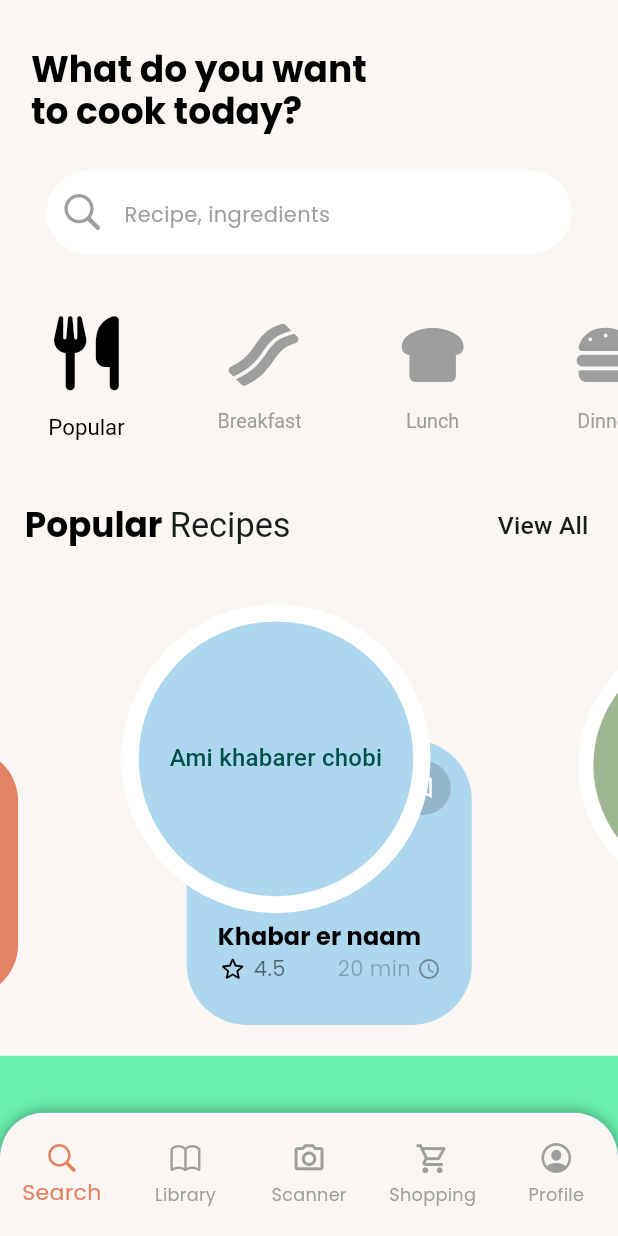
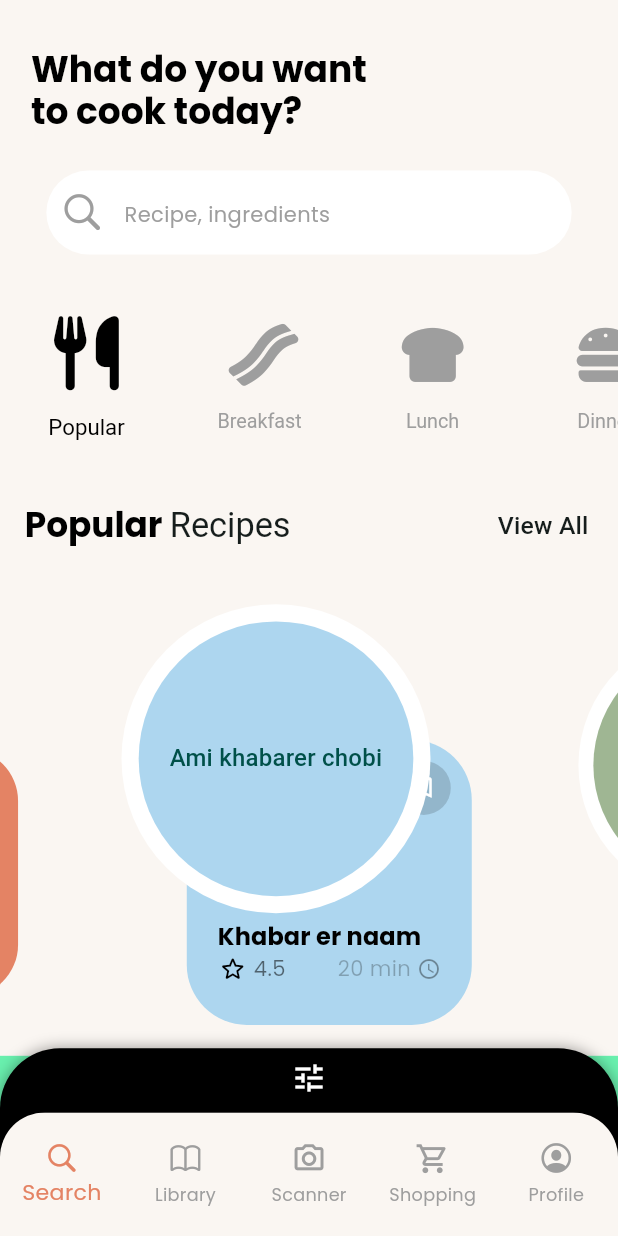
Before and after one commit to ninadgns/Android-Project-Pink-Flag, a Flutter app: the screen it shows after launch, on a phone screen of 412 x 824 dp. Run offline on Flutter 3.47's test engine with Material 3 defaults, Android fonts, the phone set to English and light mode, and no system bars; drawn by our look-alikes of carousel_slider; our stand-ins replace font_awesome_flutter, google_fonts, syncfusion_flutter_sliders.

Commit message:
filter, library

```diff
--- a/lib/screens/HomeScreen.dart
+++ b/lib/screens/HomeScreen.dart
@@ -1,6 +1,8 @@
 import 'package:flutter/material.dart';
 import 'package:flutter/services.dart';
 import 'package:lab/data/constants.dart';
+
+import '../widgets/BottomNavBar.dart';
 
 class Homescreen extends StatefulWidget {
   const Homescreen({super.key});
@@ -24,47 +26,15 @@ class _HomescreenState extends State<Homescreen> {
 
     return Scaffold(
       extendBodyBehindAppBar: true,
-    extendBody: true,
-    // backgroundColor: ,
+      extendBody: true,
+      // backgroundColor: ,
       body: Container(
         margin: EdgeInsets.only(top: _height * 0.01),
         child: Center(
           child: homepageScreens[_current_index],
         ),
       ),
-        bottomNavigationBar: Container(
-            height: _height * 0.1,
-            decoration: const BoxDecoration(
-                color: Colors.blue,
-                borderRadius: BorderRadius.only(
-                    topRight: Radius.circular(30),
-                    topLeft: Radius.circular(30)
-                ),
-                boxShadow: [
-                  BoxShadow(
-                      color: Colors.black38,
-                      spreadRadius: 0,
-                      blurRadius: 8
-                  )
-                ]
-            ),
-            child: ClipRRect(
-                borderRadius: const BorderRadius.only(
-                    topLeft: Radius.circular(30.0),
-                    topRight: Radius.circular(30.0)
-                ),
-                child: BottomNavigationBar(
-                  selectedFontSize: _width / 28,
-                  unselectedFontSize: _width / 35,
-                  items: bottomNavigationItems,
-                  onTap: _onItemTapped,
-                  currentIndex: _current_index,
-                  iconSize: _height * 0.028,
-                  type: BottomNavigationBarType.fixed,
-                  // backgroundColor: Colors.red, // Set the background color here
-                )
-            )
-        )
+      bottomNavigationBar: BottomNavBar(onItemTapped: _onItemTapped),
     );
   }
 }
--- /dev/null
+++ b/lib/widgets/BottomNavBar.dart
@@ -0,0 +1,104 @@
+import 'package:flutter/cupertino.dart';
+import 'package:flutter/material.dart';
+import 'package:font_awesome_flutter/font_awesome_flutter.dart';
+import 'package:lab/screens/FilterScreen.dart';
+import '../data/constants.dart';
+
+class BottomNavBar extends StatefulWidget {
+  BottomNavBar({super.key, required this.onItemTapped});
+  Function(int) onItemTapped;
+  @override
+  State<BottomNavBar> createState() => _BottomnavbarState();
+}
+
+class _BottomnavbarState extends State<BottomNavBar> {
+  int _current_index = 0;
+  @override
+  Widget build(BuildContext context) {
+    final height = MediaQuery.of(context).size.height;
+    final width = MediaQuery.of(context).size.width;
+    return Stack(
+      children: [
+        Positioned(
+          bottom: 0,
+          left: 0,
+          right: 0,
+          child: SizedBox(
+            child: InkWell(
+              onTap: (){
+                Navigator.push(context, MaterialPageRoute(builder: (ctx) {
+                  return const FilterScreen();
+                }));
+              },
+              child: Container(
+                height: height * 0.152,
+                decoration: const BoxDecoration(
+                    color: Colors.black,
+                    borderRadius: BorderRadius.only(
+                        topRight: Radius.circular(40),
+                        topLeft: Radius.circular(40)),
+                    boxShadow: [
+                      BoxShadow(
+                          color: Colors.black38, spreadRadius: 0, blurRadius: 8)
+                    ]),
+                alignment: Alignment.topCenter,
+                child: IconButton(
+                  onPressed: () {
+                    Navigator.push(context, MaterialPageRoute(builder: (ctx) {
+                      return const FilterScreen();
+                    }));
+                  },
+                  icon: const Icon(
+                    Icons.tune_outlined,
+                    color: Colors.white,
+                  ),
+                  splashColor: Colors.white,
+                  splashRadius: 20,
+                  padding: EdgeInsets.only(top: height * 0.01),
+                  constraints: const BoxConstraints(),
+                  style: const ButtonStyle(
+                      tapTargetSize: MaterialTapTargetSize.shrinkWrap),
+                ),
+              ),
+            ),
+          ),
+        ),
+        Positioned(
+          bottom: 0,
+          left: 0,
+          right: 0,
+          child: Container(
+            height: height * 0.1,
+            decoration: const BoxDecoration(
+                borderRadius: BorderRadius.only(
+                    topRight: Radius.circular(30),
+                    topLeft: Radius.circular(30)),
+                boxShadow: [
+                  BoxShadow(
+                      color: Colors.black38, spreadRadius: 0, blurRadius: 8)
+                ]),
+            child: ClipRRect(
+              borderRadius: const BorderRadius.only(
+                  topLeft: Radius.circular(30.0),
+                  topRight: Radius.circular(30.0)),
+              child: BottomNavigationBar(
+                selectedFontSize: width / 28,
+                unselectedFontSize: width / 35,
+                items: bottomNavigationItems,
+                onTap: (index) {
+                  setState(() {
+                    _current_index = index;
+                    widget.onItemTapped(index);
+                  });
+                },
+                currentIndex: _current_index,
+                iconSize: height * 0.028,
+                type: BottomNavigationBarType.fixed,
+              ),
+            ),
+          ),
+        ),
+      ],
+    );
+  }
+}
--- a/lib/widgets/LibraryScreen/CollectionItem.dart
+++ b/lib/widgets/LibraryScreen/CollectionItem.dart
@@ -23,7 +23,11 @@ class CollectionItem extends StatelessWidget {
             child: Center(
               child: CircleAvatar(
                 backgroundColor: Colors.white,
-                radius: _width/8, // Adjust the radius to change the size
+                radius: _width / 8, // Adjust the radius to change the size
+                child: Text(
+                  'Khabarer chobi',
+                  textAlign: TextAlign.center,
+                ),
               ),
             ),
           ),
--- a/lib/widgets/LibraryScreen/LibraryCollections.dart
+++ b/lib/widgets/LibraryScreen/LibraryCollections.dart
@@ -22,7 +22,7 @@ class LibraryCollections extends StatelessWidget {
           index: index,
         );
       },
-      itemCount: 10,
+      itemCount: 20,
     );
   }
 }
--- a/lib/widgets/LibraryScreen/SavedItem.dart
+++ b/lib/widgets/LibraryScreen/SavedItem.dart
@@ -23,7 +23,11 @@ class SavedItem extends StatelessWidget {
             child: Center(
               child: CircleAvatar(
                 backgroundColor: Colors.white,
-                radius: _width/8, // Adjust the radius to change the size
+                radius: _width / 8, // Adjust the radius to change the size
+                child: const Text(
+                  'Khabarer chobi',
+                  textAlign: TextAlign.center,
+                ),
               ),
             ),
           ),
--- a/pubspec.yaml
+++ b/pubspec.yaml
@@ -39,6 +39,7 @@ dependencies:
   font_awesome_flutter: ^10.8.0
   google_fonts: ^6.2.1
   carousel_slider: ^5.0.0
+  syncfusion_flutter_sliders: ^28.1.33
 
 dev_dependencies:
   flutter_test:
```
Also changed, not shown: lib/data/constants.dart (+40 -9 lines), lib/screens/FilterScreen.dart (added, +119 -0 lines), lib/widgets/FilterScreen/CookTimeSlider.dart (added, +71 -0 lines), lib/widgets/FilterScreen/FindFromHome.dart (added, +47 -0 lines), lib/widgets/FilterScreen/FlatButton.dart (added, +40 -0 lines), lib/widgets/FilterScreen/WarpedList.dart (added, +37 -0 lines), pubspec.lock.
